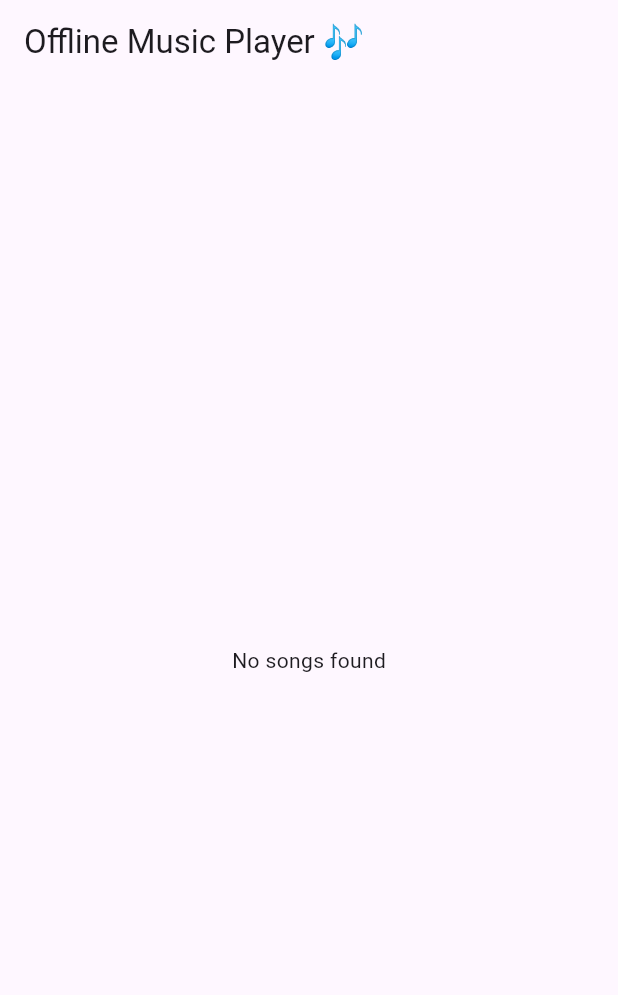
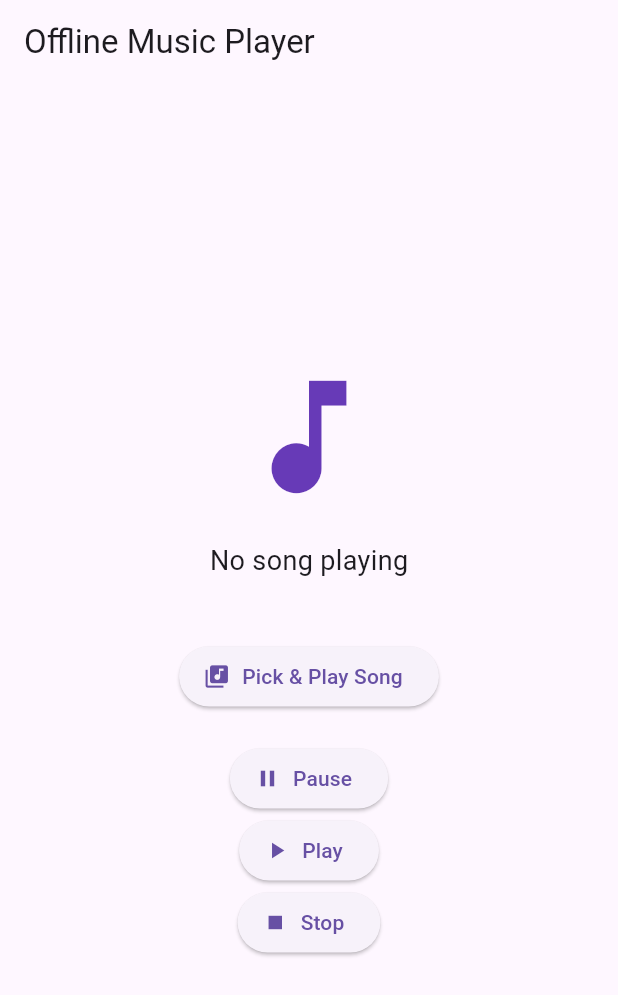
Before and after one commit to akhawinim-sketch/Music_player, a Flutter app: the screen it shows after launch, on a phone screen of 412 x 824 dp. Shown: the top 995 px of the screen. Run offline on Flutter 3.47's test engine with Material 3 defaults, Android fonts, the phone set to English and light mode, and no system bars; our stand-ins replace file_picker, just_audio.

Commit message:
Update main.dart

```diff
--- a/lib/main.dart
+++ b/lib/main.dart
@@ -1,69 +1,91 @@
 import 'package:flutter/material.dart';
-import 'package:on_audio_query/on_audio_query.dart';
 import 'package:just_audio/just_audio.dart';
-import 'package:permission_handler/permission_handler.dart';
+import 'package:file_picker/file_picker.dart';
 
 void main() {
-  runApp(MusicApp());
+  runApp(MusicPlayerApp());
 }
 
-class MusicApp extends StatefulWidget {
+class MusicPlayerApp extends StatelessWidget {
   @override
-  _MusicAppState createState() => _MusicAppState();
+  Widget build(BuildContext context) {
+    return MaterialApp(
+      debugShowCheckedModeBanner: false,
+      title: 'Music Player',
+      theme: ThemeData(primarySwatch: Colors.deepPurple),
+      home: MusicHomePage(),
+    );
+  }
 }
 
-class _MusicAppState extends State<MusicApp> {
-  final OnAudioQuery _audioQuery = OnAudioQuery();
+class MusicHomePage extends StatefulWidget {
+  @override
+  _MusicHomePageState createState() => _MusicHomePageState();
+}
+
+class _MusicHomePageState extends State<MusicHomePage> {
   final AudioPlayer _player = AudioPlayer();
-  List<SongModel> _songs = [];
+  String? fileName;
 
-  @override
-  void initState() {
-    super.initState();
-    requestPermission();
-  }
+  Future<void> pickAndPlay() async {
+    FilePickerResult? result = await FilePicker.platform.pickFiles(
+      type: FileType.audio,
+    );
 
-  void requestPermission() async {
-    var status = await Permission.storage.request();
-    if (status.isGranted) {
-      fetchSongs();
+    if (result != null) {
+      String? path = result.files.single.path;
+      if (path != null) {
+        await _player.setFilePath(path);
+        _player.play();
+        setState(() {
+          fileName = result.files.single.name;
+        });
+      }
     }
   }
 
-  void fetchSongs() async {
-    List<SongModel> songs = await _audioQuery.querySongs();
-    setState(() {
-      _songs = songs;
-    });
-  }
-
-  void playSong(String uri) async {
-    await _player.setAudioSource(AudioSource.uri(Uri.parse(uri)));
-    _player.play();
+  @override
+  void dispose() {
+    _player.dispose();
+    super.dispose();
   }
 
   @override
   Widget build(BuildContext context) {
-    return MaterialApp(
-      home: Scaffold(
-        appBar: AppBar(title: Text("Offline Music Player 🎶")),
-        body: _songs.isEmpty
-            ? Center(child: Text("No songs found"))
-            : ListView.builder(
-                itemCount: _songs.length,
-                itemBuilder: (context, index) {
-                  return ListTile(
-                    leading: QueryArtworkWidget(
-                      id: _songs[index].id,
-                      type: ArtworkType.AUDIO,
-                      nullArtworkWidget: Icon(Icons.music_note),
-                    ),
-                    title: Text(_songs[index].title),
-                    subtitle: Text(_songs[index].artist ?? "Unknown Artist"),
-                    onTap: () => playSong(_songs[index].uri!),
-                  );
-                },
-              ),
+    return Scaffold(
+      appBar: AppBar(title: Text("Offline Music Player")),
+      body: Center(
+        child: Column(
+          mainAxisAlignment: MainAxisAlignment.center,
+          children: [
+            Icon(Icons.music_note, size: 100, color: Colors.deepPurple),
+            SizedBox(height: 20),
+            Text(fileName ?? "No song playing",
+                style: TextStyle(fontSize: 18)),
+            SizedBox(height: 40),
+            ElevatedButton.icon(
+              onPressed: pickAndPlay,
+              icon: Icon(Icons.library_music),
+              label: Text("Pick & Play Song"),
+            ),
+            SizedBox(height: 20),
+            ElevatedButton.icon(
+              onPressed: () => _player.pause(),
+              icon: Icon(Icons.pause),
+              label: Text("Pause"),
+            ),
+            ElevatedButton.icon(
+              onPressed: () => _player.play(),
+              icon: Icon(Icons.play_arrow),
+              label: Text("Play"),
+            ),
+            ElevatedButton.icon(
+              onPressed: () => _player.stop(),
+              icon: Icon(Icons.stop),
+              label: Text("Stop"),
+            ),
+          ],
+        ),
       ),
     );
   }
```
